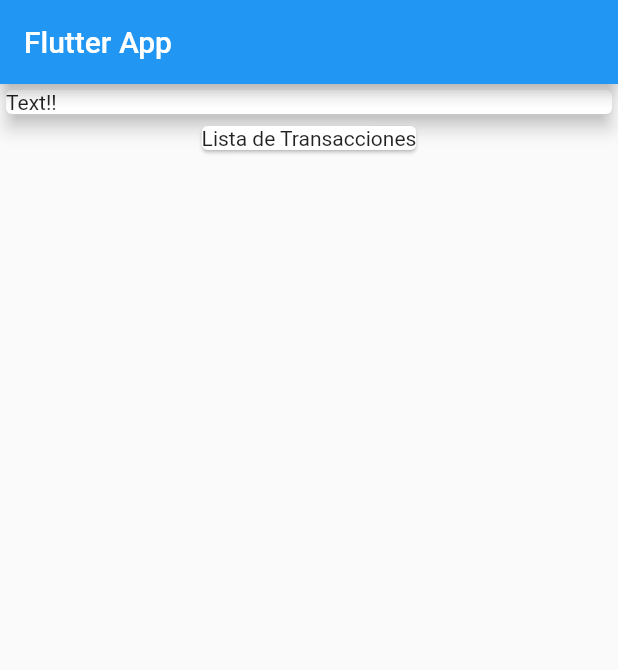
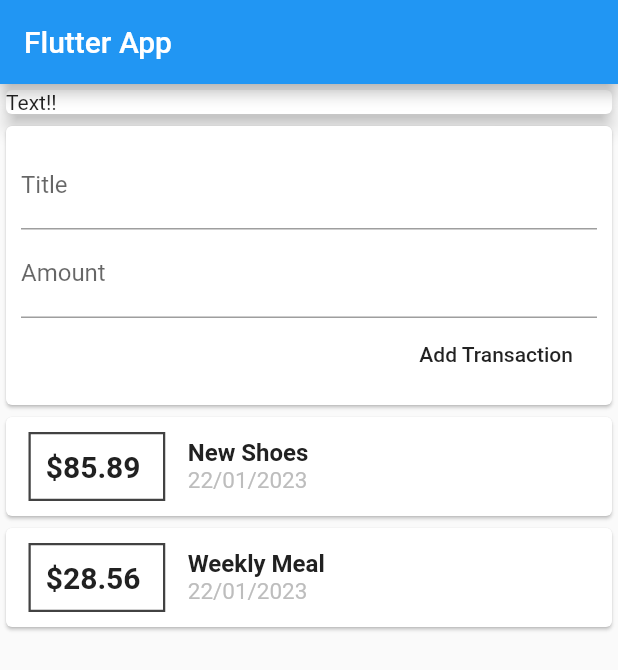
Before and after one commit to hrsd83/Flutter-Aplicacion-Gastos, a Flutter app: the screen it shows after launch, on a phone screen of 412 x 824 dp. Shown: the top 670 px of the screen. Run offline on Flutter 3.47's test engine with Material 2 defaults, Android fonts, the phone set to English and light mode, and no system bars.

Commit message:
Se crearon la carpeta models y la carpeta de widgets y se creo la new_transaction, transaction_list, user_transaction

```diff
--- a/lib/main.dart
+++ b/lib/main.dart
@@ -1,6 +1,5 @@
 import 'package:flutter/material.dart';
-
-import 'package:flutter/material.dart';
+import 'package:flutter_expense_application/widgets/user_transaction.dart';
 
 void main() => runApp(const MyApp());
 
@@ -17,25 +16,30 @@
 }
 
 class MyHomePage extends StatelessWidget {
+  final titleController = TextEditingController();
+  final amountController = TextEditingController();
   @override
   Widget build(BuildContext context) {
     return Scaffold(
       appBar: AppBar(
         title: const Text('Flutter App'),
       ),
-      body: Column(
+      //Se utiliza el SingleChieldScrollView para el renderizado
+      body: SingleChildScrollView(
+        child: Column(
+          // mainAxisAlignment: MainAxisAlignment.spaceAround,
+          crossAxisAlignment: CrossAxisAlignment.stretch,
           children: [
             Container(
               width: double.infinity,
               child: const Card(
+                elevation: 5,
                 child: Text('Text!!'),
-              elevation: 5,
               ),
             ),
-          const Card(
-            child: Text('Lista de Transacciones'),
+            const UserTransaction()
+          ],
         ),
-        ],
       ),
     );
   }
--- a/lib/transaction.dart
+++ b/lib/models/transaction.dart
@@ -5,7 +5,7 @@
 class Transaction {
   final String id;
   final String title;
-  final int amount;
+  final double amount;
   final DateTime date;
 
   //constructor de la transaccion
--- /dev/null
+++ b/lib/widgets/new_transaction.dart
@@ -0,0 +1,45 @@
+import 'package:flutter/material.dart';
+
+class NewTransaction extends StatelessWidget {
+  final Function addTx;
+  final titleController = TextEditingController();
+  final amountController = TextEditingController();
+
+  NewTransaction(this.addTx);
+
+  @override
+  Widget build(BuildContext context) {
+    return Card(
+      child: Container(
+        padding: const EdgeInsets.all(10),
+        child: Column(
+          crossAxisAlignment: CrossAxisAlignment.end,
+          children: <Widget>[
+            TextField(
+              decoration: const InputDecoration(labelText: 'Title'),
+              controller: titleController,
+              // onChanged: (value) {
+              //   titleInput = value;
+              // }
+            ),
+
+            TextField(
+              decoration: const InputDecoration(labelText: 'Amount'),
+              controller: amountController,
+              // onChanged: (value) {
+              //   amountInput = value;
+              // }
+            ),
+            //Button para agregar transaccion
+            FlatButton(
+                onPressed: () {
+                  addTx(titleController.text,
+                      double.parse(amountController.text));
+                },
+                child: const Text('Add Transaction'))
+          ],
+        ),
+      ),
+    );
+  }
+}
--- /dev/null
+++ b/lib/widgets/transaction_list.dart
@@ -0,0 +1,58 @@
+import 'package:flutter/material.dart';
+import 'package:flutter_expense_application/models/transaction.dart';
+import 'package:intl/intl.dart';
+
+//Se crea el StateFulWidget para crear cada transaction
+class TransactionList extends StatelessWidget {
+  final List<Transaction> transactions;
+
+  TransactionList(this.transactions);
+
+  @override
+  Widget build(BuildContext context) {
+    return Column(
+      children: transactions.map((tx) {
+        return Card(
+          child: Row(
+            children: <Widget>[
+              Container(
+                margin: EdgeInsets.symmetric(horizontal: 15, vertical: 10),
+                decoration: BoxDecoration(
+                    border:
+                        Border.all(color: Colors.grey.shade800, width: 1.5)),
+                padding: EdgeInsets.all(10),
+                child: Text(
+                  //Interpolacion del monto
+                  '\$${tx.amount} ',
+                  style: TextStyle(
+                      fontWeight: FontWeight.bold,
+                      fontSize: 20,
+                      color: Colors.grey.shade900),
+                ),
+              ),
+              Column(
+                //Titulo
+                //Se alinean los elementos a la izquierda
+                crossAxisAlignment: CrossAxisAlignment.start,
+                children: <Widget>[
+                  Text(
+                    tx.title,
+                    style: TextStyle(
+                        color: Colors.grey.shade900,
+                        fontSize: 16,
+                        fontWeight: FontWeight.bold),
+                  ),
+                  Text(
+                    //Fecha
+                    DateFormat('dd/MM/yyyy').format(tx.date),
+                    style: TextStyle(color: Colors.grey.shade400, fontSize: 15),
+                  )
+                ],
+              )
+            ],
+          ),
+        );
+      }).toList(),
+    );
+  }
+}
--- /dev/null
+++ b/lib/widgets/user_transaction.dart
@@ -0,0 +1,53 @@
+import 'package:flutter/material.dart';
+import 'package:flutter_expense_application/widgets/transaction_list.dart';
+import '../models/transaction.dart';
+import './new_transaction.dart';
+import './transaction_list.dart';
+
+import 'new_transaction.dart';
+
+class UserTransaction extends StatefulWidget {
+  const UserTransaction({super.key});
+
+  @override
+  State<UserTransaction> createState() => _UserTransactionState();
+}
+
+class _UserTransactionState extends State<UserTransaction> {
+  final List<Transaction> _userTransactions = [
+    Transaction(
+      id: 't1',
+      title: 'New Shoes',
+      amount: 85.89,
+      date: DateTime.now(),
+    ),
+    Transaction(
+      id: 't2',
+      title: 'Weekly Meal',
+      amount: 28.56,
+      date: DateTime.now(),
+    ),
+  ];
+
+  void _addNewTransaction(String txTitle, double txAmount) {
+    final newTx = Transaction(
+        id: DateTime.now().toString(),
+        title: txTitle,
+        amount: txAmount,
+        date: DateTime.now());
+
+    setState(() {
+      _userTransactions.add(newTx);
+    });
+  }
+
+  @override
+  Widget build(BuildContext context) {
+    return Column(
+      children: <Widget>[
+        NewTransaction(_addNewTransaction),
+        TransactionList(_userTransactions),
+      ],
+    );
+  }
+}
```
Also changed, not shown: pubspec.yaml (+6 -15 lines), pubspec.lock. Lines whose indentation alone changed are shown as unchanged.
